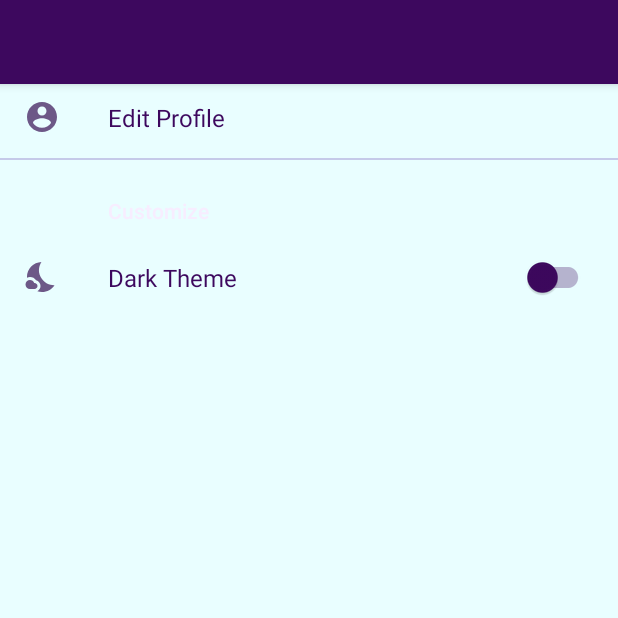
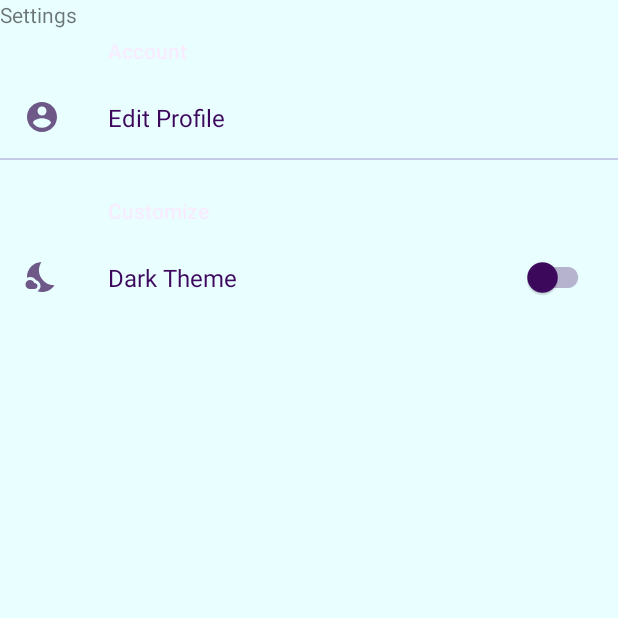
Before and after one commit to vitaliiromanko/Moonice, an Android app: the fragment SettingsFragment shown on its own in the app's theme, on a phone screen of 412 x 824 dp, the top half of it. Run offline under Robolectric (Android 15) with nearby library versions, the phone set to English and light mode, and no system bars; our stand-ins replace androidx.preference.

Commit message:
error settings, vitalya help

```diff
--- a/app/src/main/java/com/nulp/moonice/ui/MainActivity.kt
+++ b/app/src/main/java/com/nulp/moonice/ui/MainActivity.kt
@@ -63,7 +63,7 @@ class MainActivity : AppCompatActivity() {
         // menu should be considered as top level destinations.
         appBarConfiguration = AppBarConfiguration(
             setOf(
-                R.id.nav_books, R.id.nav_bookmarks
+                R.id.nav_books, R.id.nav_bookmarks, R.id.nav_settings
             ), drawerLayout
         )
 
--- a/app/src/main/java/com/nulp/moonice/ui/fragment/main/settings/SettingsFragment.kt
+++ b/app/src/main/java/com/nulp/moonice/ui/fragment/main/settings/SettingsFragment.kt
@@ -5,6 +5,8 @@ import android.view.LayoutInflater
 import android.view.View
 import android.view.ViewGroup
 import androidx.fragment.app.Fragment
+import com.nulp.moonice.R
+import com.nulp.moonice.TestSettings
 import com.nulp.moonice.databinding.FragmentSettingsBinding
 
 class SettingsFragment : Fragment() {
@@ -12,19 +14,39 @@ class SettingsFragment : Fragment() {
     private var _binding: FragmentSettingsBinding? = null
     private val binding get() = _binding!!
 
+    override fun onCreate(savedInstanceState: Bundle?) {
+        super.onCreate(savedInstanceState)
+        requireActivity().supportFragmentManager
+            .beginTransaction()
+            .replace(
+                R.id.settings_prefs,
+                TestSettings()
+            )
+            .commit()
+    }
+
     override fun onCreateView(
+
         inflater: LayoutInflater, container: ViewGroup?,
         savedInstanceState: Bundle?
     ): View {
         _binding = FragmentSettingsBinding.inflate(inflater, container, false)
 
-
-
         return binding.root
     }
 
-    override fun onDestroyView() {
-        super.onDestroyView()
-        _binding = null
-    }
+//    override fun onCreateView(
+//        inflater: LayoutInflater, container: ViewGroup?,
+//        savedInstanceState: Bundle?
+//    ): View? {
+//        // Inflate the layout for this fragment
+//        val view = inflater.inflate(R.layout.fragment_settings, container, false)
+//
+//        return view
+//    }
+//
+//    override fun onDestroyView() {
+//        super.onDestroyView()
+//        _binding = null
+//    }
 }
--- a/app/src/main/res/layout/fragment_settings.xml
+++ b/app/src/main/res/layout/fragment_settings.xml
@@ -4,37 +4,22 @@
     style="@style/LayoutBackground"
     android:layout_width="match_parent"
     android:layout_height="match_parent"
-    tools:context=".ui.fragment.main.settings.SettingsFragment"
-    >
+    tools:context=".ui.fragment.main.settings.SettingsFragment">
 
-    <com.google.android.material.appbar.AppBarLayout
+    <LinearLayout
         android:layout_width="match_parent"
-        android:layout_height="wrap_content">
+        android:layout_height="wrap_content"
+        android:orientation="vertical">
 
-        <androidx.appcompat.widget.Toolbar
-            android:id="@+id/toolbar"
+        <TextView
             android:layout_width="match_parent"
-            android:layout_height="?attr/actionBarSize"
-            android:background="?attr/colorPrimary"
-            android:theme="@style/ThemeOverlay.AppCompat.Dark.ActionBar"
-        />
-    </com.google.android.material.appbar.AppBarLayout>
+            android:layout_height="match_parent"
+            android:text="@string/menu_settings" />
 
-    <fragment
-        android:id="@+id/settings_fragment"
+    </LinearLayout>
+
+    <FrameLayout
+        android:id="@+id/settings_prefs"
         android:layout_width="match_parent"
-        android:layout_height="match_parent"
-        android:name="com.nulp.moonice.TestSettings"/>
-
-<!--    <LinearLayout-->
-<!--        android:layout_width="match_parent"-->
-<!--        android:layout_height="wrap_content">-->
-
-<!--        <TextView-->
-<!--            android:layout_width="match_parent"-->
-<!--            android:layout_height="match_parent"-->
-<!--            android:text="@string/menu_settings" />-->
-
-<!--    </LinearLayout>-->
-
+        android:layout_height="match_parent" />
 </FrameLayout>
```
